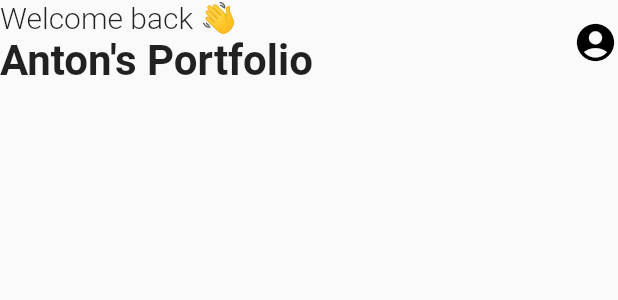
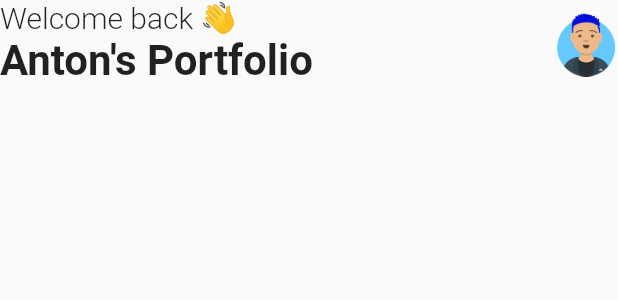
Before and after one commit to antonderegt/my_portfolio, a Flutter app: the Header widget shown alone on an empty page, opened directly, on a phone screen of 412 x 824 dp. Shown: the top 300 px of the screen. Run offline on Flutter 3.47's test engine with Material 2 defaults, Android fonts, the phone set to English and light mode, and no system bars; network calls fail.

Commit message:
Add FAB and header Icon

```diff
--- a/lib/widgets/header/header.dart
+++ b/lib/widgets/header/header.dart
@@ -30,11 +30,7 @@ class Header extends StatelessWidget {
             ),
           ],
         ),
-        const Icon(
-          Icons.account_circle,
-          color: Colors.black,
-          size: 30,
-        ),
+        Image.asset("assets/img/avatar.png", height: 45),
       ],
     );
   }
```
Also changed, not shown: lib/pages/home/home_page.dart (+9 -0 lines), pubspec.yaml (+3 -69 lines), assets/img/avatar.png (added).
